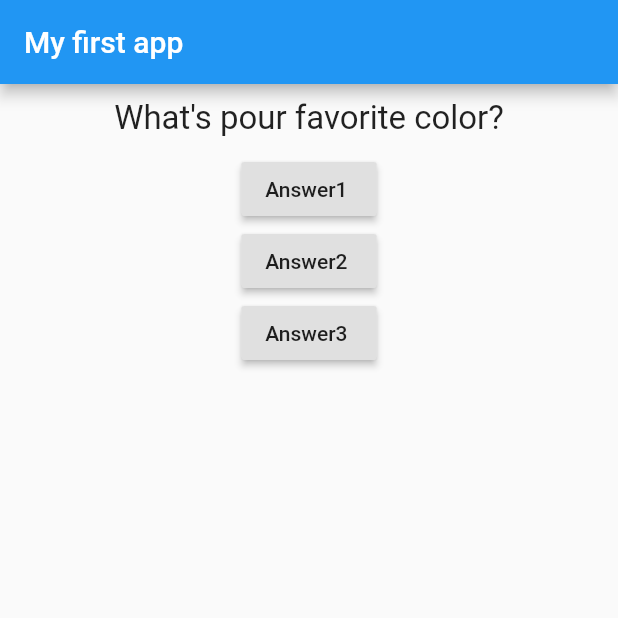
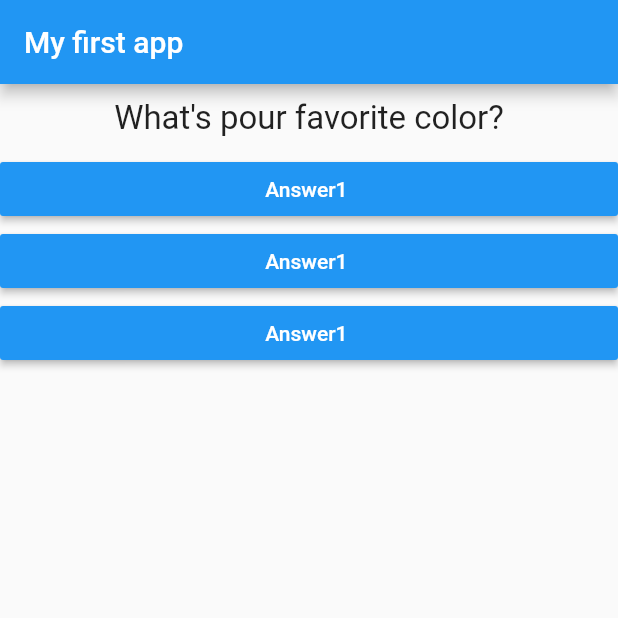
Before and after one commit to jiahaoliuliu/FlutterAndDartTheCompleteGuide-2022Edition, a Flutter app: the screen it shows after launch, on a phone screen of 412 x 824 dp, the top half of it. Run offline on Flutter 3.47's test engine with Material 2 defaults, Android fonts, the phone set to English and light mode, and no system bars.

Commit message:
JL Added the class answer. Created a map for the list of questions and answers

```diff
--- /dev/null
+++ b/section2/flutter_complete_guide/lib/answer.dart
@@ -0,0 +1,20 @@
+import 'package:flutter/material.dart';
+
+class Answer extends StatelessWidget {
+  final Function selectHandler;
+
+  Answer(this.selectHandler);
+
+  @override
+  Widget build(BuildContext context) {
+    return Container(
+      width: double.infinity,
+      child: RaisedButton(
+        color: Colors.blue,
+        textColor: Colors.white,
+        child: Text("Answer1 "),
+        onPressed: selectHandler,
+      ),
+    );
+  }
+}
--- a/section2/flutter_complete_guide/lib/main.dart
+++ b/section2/flutter_complete_guide/lib/main.dart
@@ -1,5 +1,6 @@
 import 'package:flutter/material.dart';
 import './question.dart';
+import './answer.dart';
 
 void main() {
   runApp(MyApp());
@@ -26,8 +27,18 @@ class _MyAppState extends State<MyApp> {
   @override
   Widget build(BuildContext context) {
     var _questions = [
-      "What's pour favorite color?",
-      "What's your favorite animal?",
+      {
+        'questionText': "What's pour favorite color?",
+        'answers': ['Black', 'Red', 'Green', 'White'],
+      },
+      {
+        'questionText': "What's your favorite animal?",
+        'answers': ['Rabbit', 'Snake', 'Elephant', 'Lion'],
+      },
+      {
+        'questionText': "What's your favorite instructor?",
+        'answers': ['Max', 'Max', 'Max', 'Max'],
+      },
     ];
     return MaterialApp(
       home: Scaffold(
@@ -36,22 +47,10 @@ class _MyAppState extends State<MyApp> {
         ),
         body: Column(
           children: [
-            Question(_questions[_questionIndex]),
-            RaisedButton(
-              child: Text("Answer1 "),
-              onPressed: _answerQuestion,
-            ),
-            RaisedButton(
-              child: Text("Answer2 "),
-              onPressed: () => print('Answer 2 chosen'),
-            ),
-            RaisedButton(
-              child: Text("Answer3 "),
-              onPressed: () {
-                //
-                print('Answer 3 chosen');
-              },
-            ),
+            Question(_questions[_questionIndex]['questionText']),
+            Answer(_answerQuestion),
+            Answer(_answerQuestion),
+            Answer(_answerQuestion),
           ],
         ),
       ),
```
